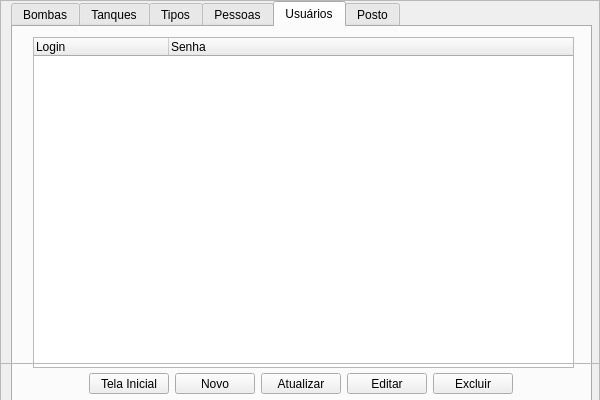
First picture: the form in src/ui/TelaCadastros.ui, repository nicolaspimeenta/gas-guardian, before the edit.
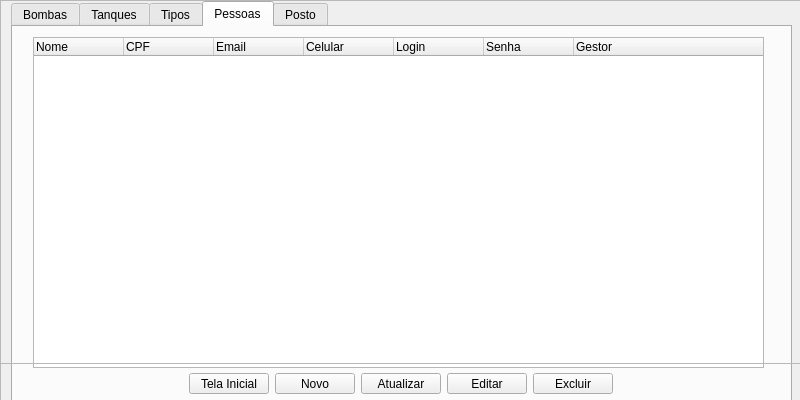
Second picture: the form after the edit. The open tabs and pages were chosen to show the change. Icons and pictures are not drawn.

Patch:
```diff
--- a/src/ui/TelaCadastros.ui
+++ b/src/ui/TelaCadastros.ui
@@ -6,7 +6,7 @@
    <rect>
     <x>0</x>
     <y>0</y>
-    <width>600</width>
+    <width>800</width>
     <height>400</height>
    </rect>
   </property>
@@ -18,7 +18,7 @@
   </property>
   <property name="maximumSize">
    <size>
-    <width>600</width>
+    <width>800</width>
     <height>400</height>
    </size>
   </property>
@@ -30,7 +30,7 @@
     <rect>
      <x>0</x>
      <y>0</y>
-     <width>600</width>
+     <width>801</width>
      <height>401</height>
     </rect>
    </property>
@@ -45,7 +45,7 @@
      <rect>
       <x>11</x>
       <y>1</y>
-      <width>581</width>
+      <width>781</width>
       <height>401</height>
      </rect>
     </property>
@@ -244,7 +244,7 @@
        <rect>
         <x>20</x>
         <y>10</y>
-        <width>541</width>
+        <width>731</width>
         <height>331</height>
        </rect>
       </property>
@@ -294,52 +294,6 @@
       </column>
       <column>
        <property name="text">
-        <string>Usuário</string>
-       </property>
-       <property name="textAlignment">
-        <set>AlignLeading|AlignVCenter</set>
-       </property>
-      </column>
-      <column>
-       <property name="text">
-        <string>Gestor</string>
-       </property>
-       <property name="textAlignment">
-        <set>AlignLeading|AlignVCenter</set>
-       </property>
-      </column>
-     </widget>
-    </widget>
-    <widget class="QWidget" name="Usuarios">
-     <attribute name="title">
-      <string>Usuários</string>
-     </attribute>
-     <widget class="QTableWidget" name="UsuariosTable">
-      <property name="geometry">
-       <rect>
-        <x>20</x>
-        <y>10</y>
-        <width>541</width>
-        <height>331</height>
-       </rect>
-      </property>
-      <property name="showGrid">
-       <bool>false</bool>
-      </property>
-      <property name="sortingEnabled">
-       <bool>false</bool>
-      </property>
-      <attribute name="horizontalHeaderDefaultSectionSize">
-       <number>135</number>
-      </attribute>
-      <attribute name="horizontalHeaderShowSortIndicator" stdset="0">
-       <bool>true</bool>
-      </attribute>
-      <attribute name="horizontalHeaderStretchLastSection">
-       <bool>true</bool>
-      </attribute>
-      <column>
-       <property name="text">
         <string>Login</string>
        </property>
        <property name="textAlignment">
@@ -354,6 +308,14 @@
         <set>AlignLeading|AlignVCenter</set>
        </property>
       </column>
+      <column>
+       <property name="text">
+        <string>Gestor</string>
+       </property>
+       <property name="textAlignment">
+        <set>AlignLeading|AlignVCenter</set>
+       </property>
+      </column>
      </widget>
     </widget>
     <widget class="QWidget" name="Posto">
@@ -417,7 +379,7 @@
     <rect>
      <x>0</x>
      <y>363</y>
-     <width>601</width>
+     <width>801</width>
      <height>41</height>
     </rect>
    </property>
```
Left out of the diff: 10 changed lines with no effect on the pictures.
